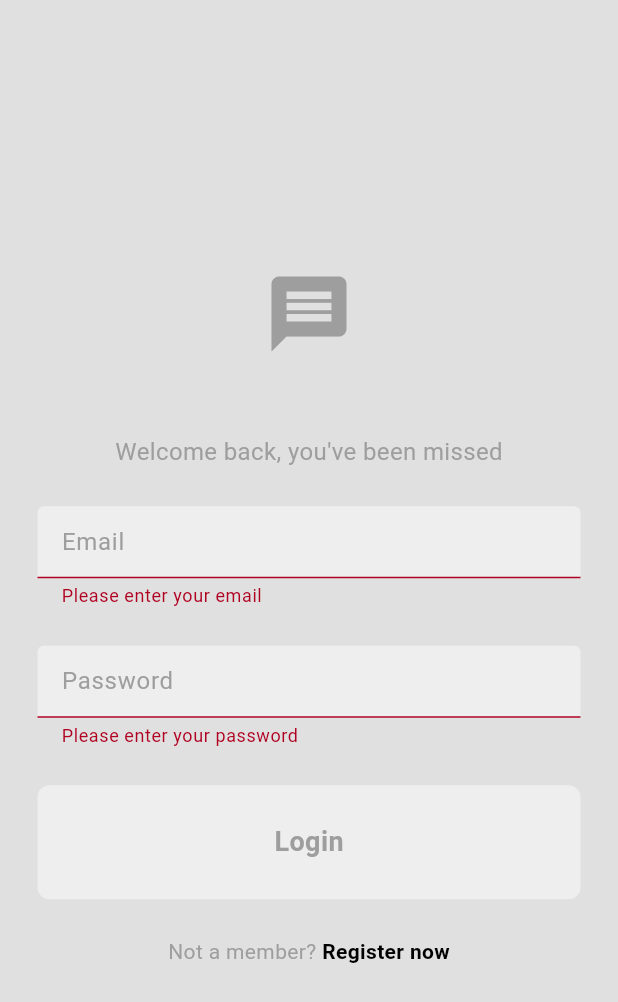
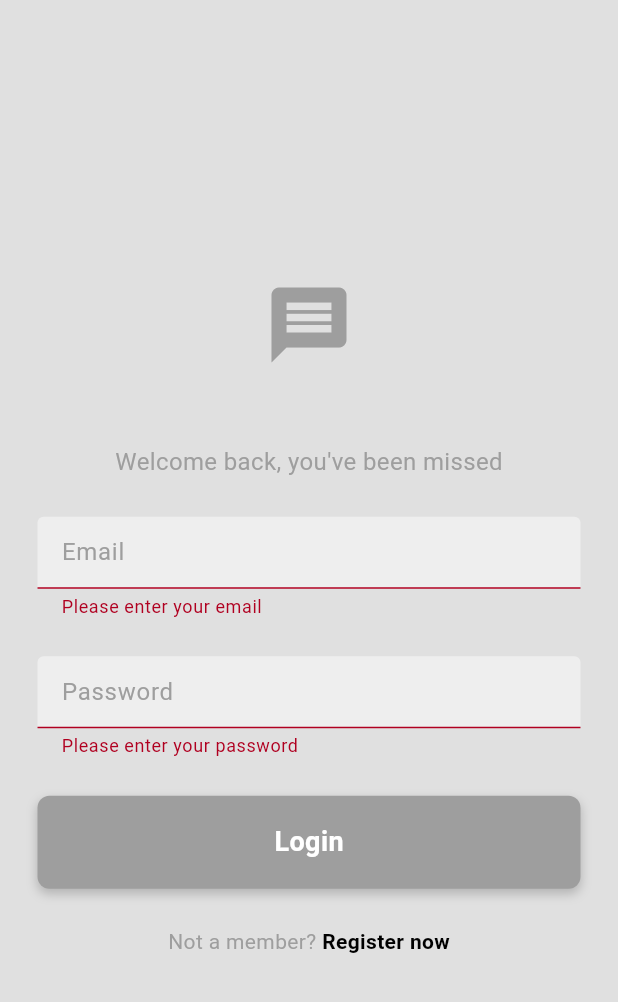
Before and after one commit to anazhtz/hellochat, a Flutter app: the screen it shows after launch, after a tap on "Login", on a phone screen of 412 x 824 dp. Shown: the top 1002 px of the screen. Run offline on Flutter 3.47's test engine with Material 3 defaults, Android fonts, the phone set to English and light mode, and no system bars; our stand-ins replace cloud_firestore, firebase_auth, firebase_core, get; accounts and stored records are empty.

Commit message:
splash screen added

```diff
--- a/lib/components/my_button.dart
+++ b/lib/components/my_button.dart
@@ -18,10 +18,17 @@ class MyButton extends StatelessWidget {
       onTap: isLoading ? null : onTap,
       child: Container(
         decoration: BoxDecoration(
-          color: Theme.of(context).colorScheme.secondary,
+          color: Theme.of(context).colorScheme.primary,
           borderRadius: BorderRadius.circular(8),
+          boxShadow: [
+            BoxShadow(
+              color: Colors.black.withOpacity(0.2),
+              blurRadius: 5,
+              offset: const Offset(0, 3),
+            ),
+          ],
         ),
-        padding: const EdgeInsets.all(25),
+        padding: const EdgeInsets.all(18),
         margin: const EdgeInsets.symmetric(horizontal: 25),
         child: Center(
           child: isLoading
@@ -30,10 +37,10 @@ class MyButton extends StatelessWidget {
                 )
               : Text(
                   text,
-                  style:  TextStyle(
+                  style: const TextStyle(
                     fontWeight: FontWeight.bold,
                     fontSize: 18,
-                    color: Theme.of(context).colorScheme.primary,
+                    color: Colors.white,
                   ),
                 ),
         ),
--- a/lib/main.dart
+++ b/lib/main.dart
@@ -1,10 +1,10 @@
 import 'package:firebase_core/firebase_core.dart';
 import 'package:flutter/material.dart';
 import 'package:get/get.dart';
-import 'package:hellochat/services/auth/login_or_register.dart';
 import 'package:hellochat/firebase_options.dart';
 import 'package:hellochat/theme/theme_provider.dart';
 import 'package:provider/provider.dart';
+import 'package:hellochat/view/splash_screen.dart'; // Import the SplashScreen
 
 void main() async {
   WidgetsFlutterBinding.ensureInitialized();
@@ -24,7 +24,7 @@ class MyApp extends StatelessWidget {
   Widget build(BuildContext context) {
     return GetMaterialApp(
       debugShowCheckedModeBanner: false,
-      home: const LoginOrRegister(),
+      home: const SplashScreen(), // Show SplashScreen initially
       theme: Provider.of<ThemeProvider>(context).themeData,
     );
   }
--- /dev/null
+++ b/lib/view/splash_screen.dart
@@ -0,0 +1,53 @@
+import 'package:flutter/material.dart';
+import 'package:hellochat/services/auth/login_or_register.dart';
+
+class SplashScreen extends StatefulWidget {
+  const SplashScreen({super.key});
+
+  @override
+  _SplashScreenState createState() => _SplashScreenState();
+}
+
+class _SplashScreenState extends State<SplashScreen> {
+  @override
+  void initState() {
+    super.initState();
+    // Navigate to LoginOrRegister page after a delay
+    Future.delayed(const Duration(seconds: 3), () {
+      Navigator.of(context).pushReplacement(
+        MaterialPageRoute(builder: (context) => const LoginOrRegister()),
+      );
+    });
+  }
+
+  @override
+  Widget build(BuildContext context) {
+    return Scaffold(
+      backgroundColor: Theme.of(context).colorScheme.surface,
+      body: Center(
+        child: Column(
+          mainAxisAlignment: MainAxisAlignment.center,
+          children: [
+            // Logo
+            const Image(image: AssetImage("assets/Designer__4_-removebg-preview.png")),
+            const SizedBox(height: 20),
+            // App name
+            Text(
+              'HelloChat',
+              style: TextStyle(
+                fontSize: 24,
+                fontWeight: FontWeight.bold,
+                color: Theme.of(context).colorScheme.primary,
+              ),
+            ),
+            const SizedBox(height: 10),
+            // Optional: Add animation or progress indicator
+            CircularProgressIndicator(
+              color: Theme.of(context).colorScheme.primary,
+            ),
+          ],
+        ),
+      ),
+    );
+  }
+}
--- a/pubspec.yaml
+++ b/pubspec.yaml
@@ -66,7 +66,8 @@ flutter:
   uses-material-design: true
 
   # To add assets to your application, add an assets section, like this:
-  # assets:
+  assets:
+    - assets/
   #   - images/a_dot_burr.jpeg
   #   - images/a_dot_ham.jpeg
 
```
Also changed, not shown: lib/view/blocked_users_page.dart (+6 -14 lines), assets/Designer (4).png (added), assets/Designer__4_-removebg-preview.png (added), 8 other files.
